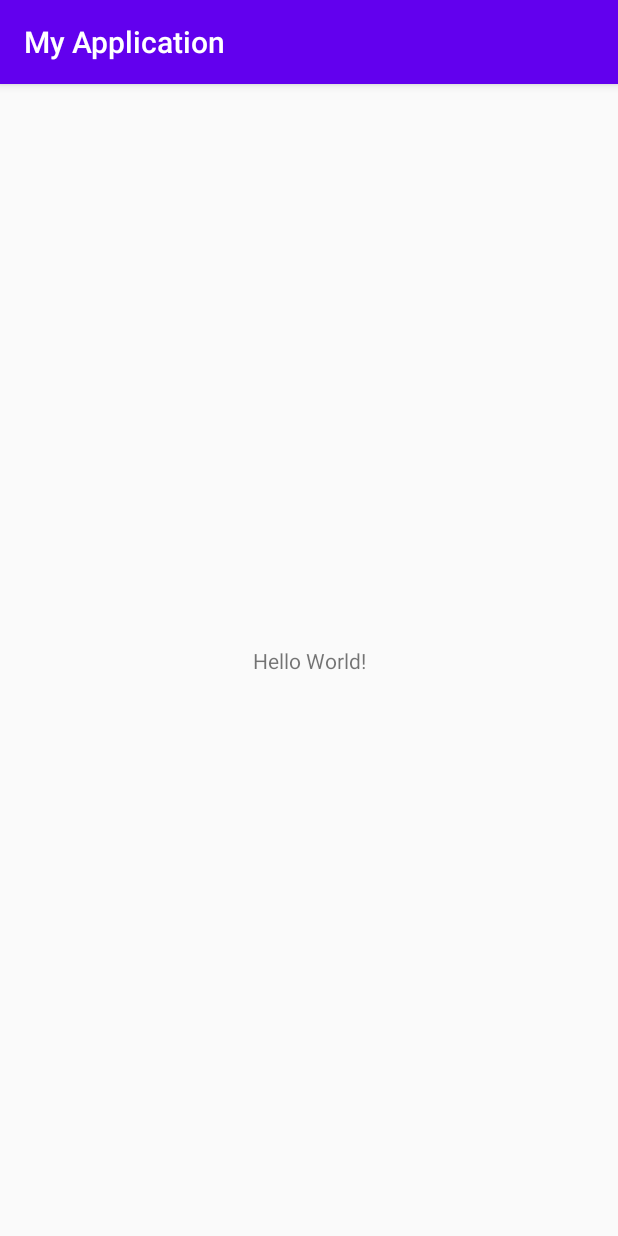
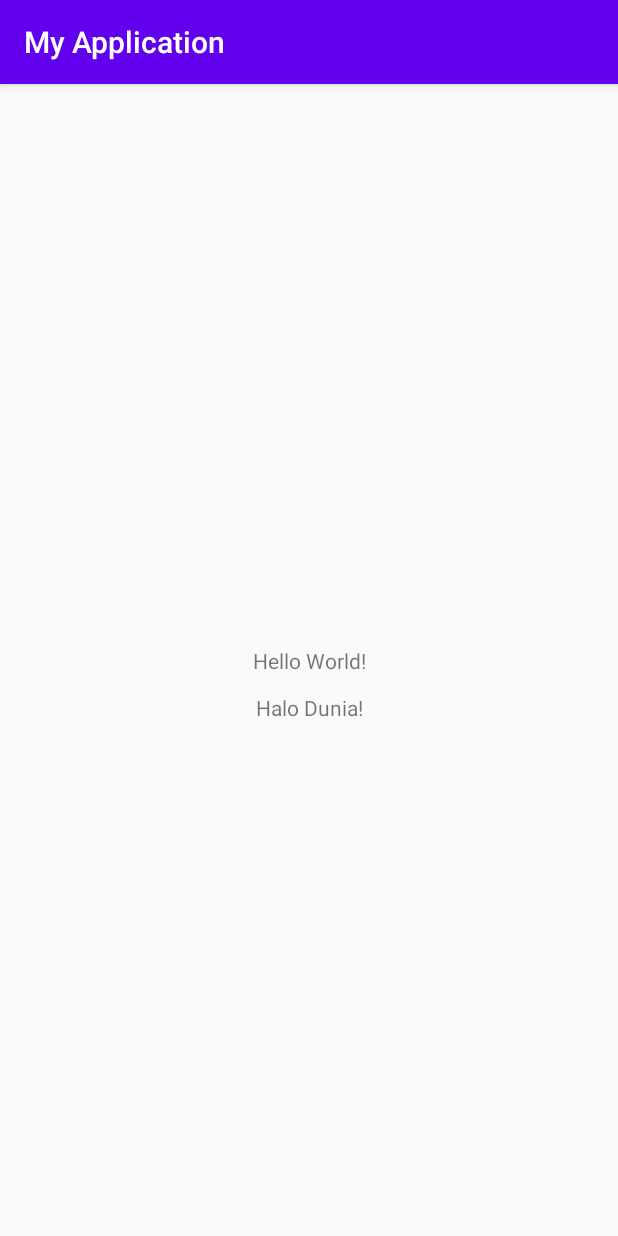
Before and after one commit to chupakubera/MyApplication, an Android app: the screen it shows after launch (MainActivity), on a phone screen of 412 x 824 dp. Run offline under Robolectric (Android 15) with nearby library versions, the phone set to English and light mode, and no system bars.

Commit message:
Tambahkan Halo Dunia

```diff
--- a/app/src/main/res/layout/activity_main.xml
+++ b/app/src/main/res/layout/activity_main.xml
@@ -15,4 +15,14 @@
         app:layout_constraintRight_toRightOf="parent"
         app:layout_constraintTop_toTopOf="parent" />
 
+    <TextView
+        android:layout_width="wrap_content"
+        android:layout_height="wrap_content"
+        android:text="@string/halo_dunia"
+        app:layout_constraintBottom_toBottomOf="parent"
+        app:layout_constraintLeft_toLeftOf="parent"
+        app:layout_constraintRight_toRightOf="parent"
+        app:layout_constraintTop_toTopOf="parent"
+        app:layout_constraintVertical_bias="0.542" />
+
 </androidx.constraintlayout.widget.ConstraintLayout>
--- a/app/src/main/res/values/strings.xml
+++ b/app/src/main/res/values/strings.xml
@@ -1,3 +1,4 @@
 <resources>
     <string name="app_name">My Application</string>
+    <string name="halo_dunia">Halo Dunia!</string>
 </resources>
```
